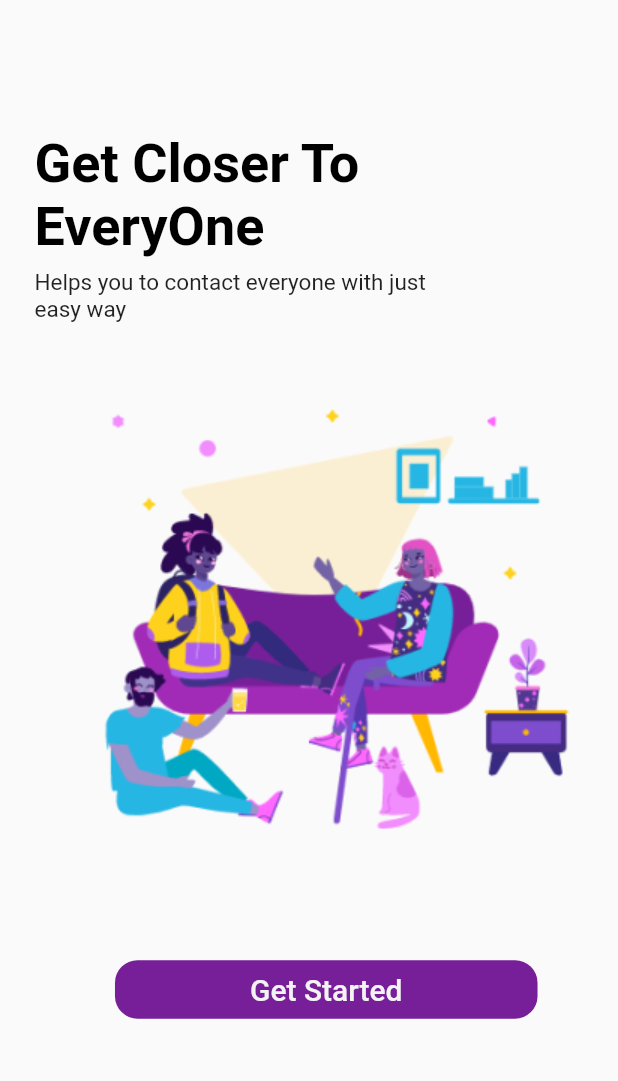
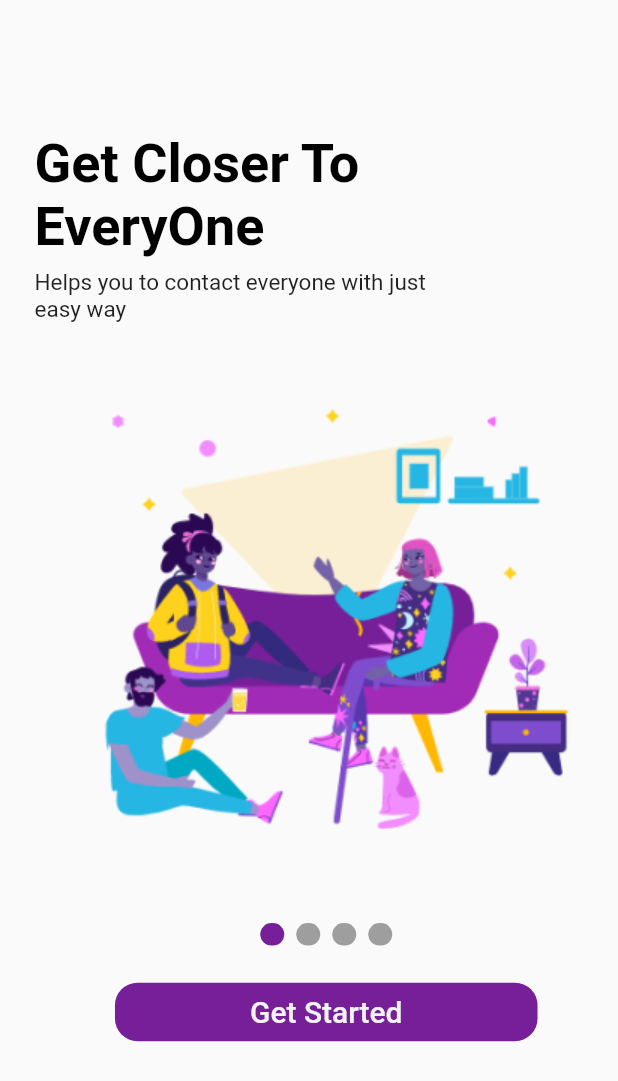
Before and after one commit to hamxamehboob/chat-app, a Flutter app: the screen it shows after launch, on a phone screen of 412 x 824 dp. Shown: the top 1081 px of the screen. Run offline on Flutter 3.47's test engine with Material 2 defaults, Android fonts, the phone set to English and light mode, and no system bars; drawn by our look-alikes of smooth_page_indicator.

```diff
--- a/lib/screens/splash_screen.dart
+++ b/lib/screens/splash_screen.dart
@@ -64,18 +64,18 @@ class _SplashScreenState extends State<SplashScreen> {
                   ),
                 ),
               ),
-              // Center(
-              //   child: SmoothPageIndicator(
-              //     controller: _controller,
-              //     count: 4,
-              //     effect: JumpingDotEffect(
-              //         dotColor: Colors.grey,
-              //         activeDotColor: Color(0xFF771F98),
-              //         jumpScale: 2,
-              //         dotHeight: 15,
-              //         verticalOffset: 20),
-              //   ),
-              // ),
+              Center(
+                child: SmoothPageIndicator(
+                  controller: _controller,
+                  count: 4,
+                  effect: JumpingDotEffect(
+                      dotColor: Colors.grey,
+                      activeDotColor: Color(0xFF771F98),
+                      jumpScale: 2,
+                      dotHeight: 15,
+                      verticalOffset: 20),
+                ),
+              ),
               SizedBox(
                 height: screenheight * 0.03,
               ),
```
